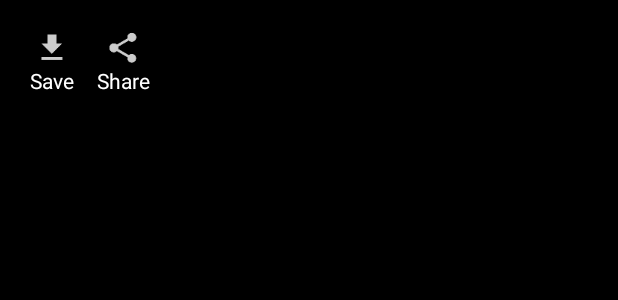
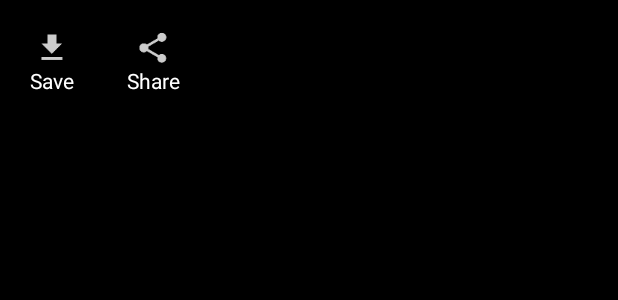
Before and after one commit to alihaider1793/psl-camera, an Android app: the layout activity_filters.xml on its own in the app's theme, with its tools: preview values and no code run, on a phone screen of 412 x 824 dp. Shown: the top 300 px of the screen. Run offline under Robolectric (Android 15) with nearby library versions, the phone set to English and light mode, and no system bars.

Commit message:
activity filters updated

```diff
--- a/demo/src/main/res/layout/activity_filters.xml
+++ b/demo/src/main/res/layout/activity_filters.xml
@@ -8,22 +8,21 @@
     android:background="@android:color/black">
 
     <RelativeLayout
-        android:id="@+id/icons_rel_lay"
         android:layout_width="match_parent"
-        android:layout_height="wrap_content"
-        android:layout_alignParentStart="true"
-        android:layout_alignParentTop="true"
+        android:layout_height="match_parent"
         android:background="@android:color/black"
-        android:paddingLeft="20dp"
-        android:paddingTop="20dp"
-        android:transitionName="menu_icon">
+        android:id="@+id/relativelayout"
+        >
 
         <LinearLayout
             android:id="@+id/saveBtn"
             android:layout_width="wrap_content"
             android:layout_height="wrap_content"
             android:gravity="center"
-            android:orientation="vertical">
+            android:orientation="vertical"
+            android:paddingLeft="20dp"
+            android:paddingTop="20dp"
+            android:transitionName="menu_icon">
 
             <ImageView
                 android:layout_width="24dp"
@@ -31,6 +30,7 @@
                 android:src="@drawable/ic_save_icon" />
 
             <TextView
+
                 android:id="@+id/savingText"
                 android:layout_width="wrap_content"
                 android:layout_height="wrap_content"
@@ -39,6 +39,8 @@
         </LinearLayout>
 
         <LinearLayout
+            android:paddingLeft="20dp"
+            android:paddingTop="20dp"
             android:id="@+id/shareBtn"
             android:layout_width="wrap_content"
             android:layout_height="wrap_content"
@@ -59,37 +61,6 @@
                 android:textColor="@android:color/white" />
 
         </LinearLayout>
-
-        <!--<TextView-->
-        <!--android:layout_width="wrap_content"-->
-        <!--android:layout_height="wrap_content"-->
-        <!--android:text="Share"-->
-        <!--android:textColor="@android:color/white"-->
-        <!--android:layout_toRightOf="@+id/saveBtn"-->
-        <!--android:layout_marginLeft="10dp"-->
-        <!--android:id="@+id/s"-->
-        <!--android:drawableTop="@drawable/ic_share_white"-->
-        <!--/>-->
-
-        <!--<TextView-->
-        <!--android:layout_width="wrap_content"-->
-        <!--android:layout_height="wrap_content"-->
-        <!--android:text="Save"-->
-        <!--android:textColor="@android:color/white"-->
-        <!--android:layout_toRightOf="@+id/s"-->
-        <!--android:layout_marginLeft="10dp"-->
-        <!--android:drawableTop="@drawable/ic_save_icon"-->
-        <!--/>-->
-
-    </RelativeLayout>
-
-    <RelativeLayout
-        android:layout_width="wrap_content"
-        android:layout_height="wrap_content"
-        android:background="@android:color/black"
-        android:layout_below="@id/icons_rel_lay"
-        android:id="@+id/relativelayout"
-        >
 
         <ImageView
             android:layout_width="wrap_content"
```
